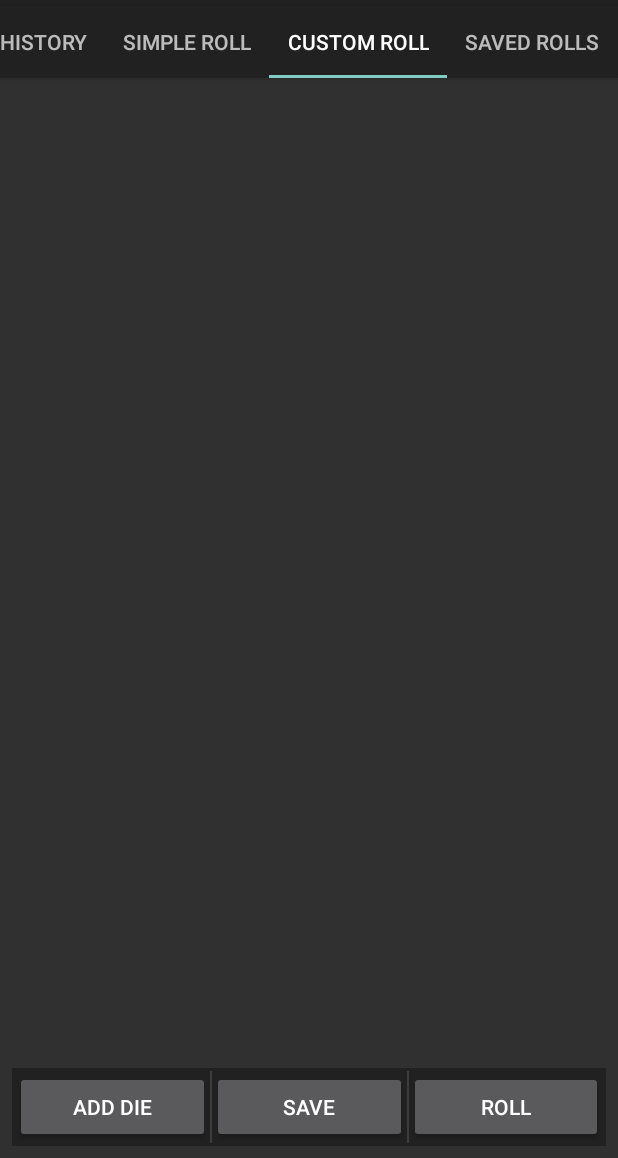
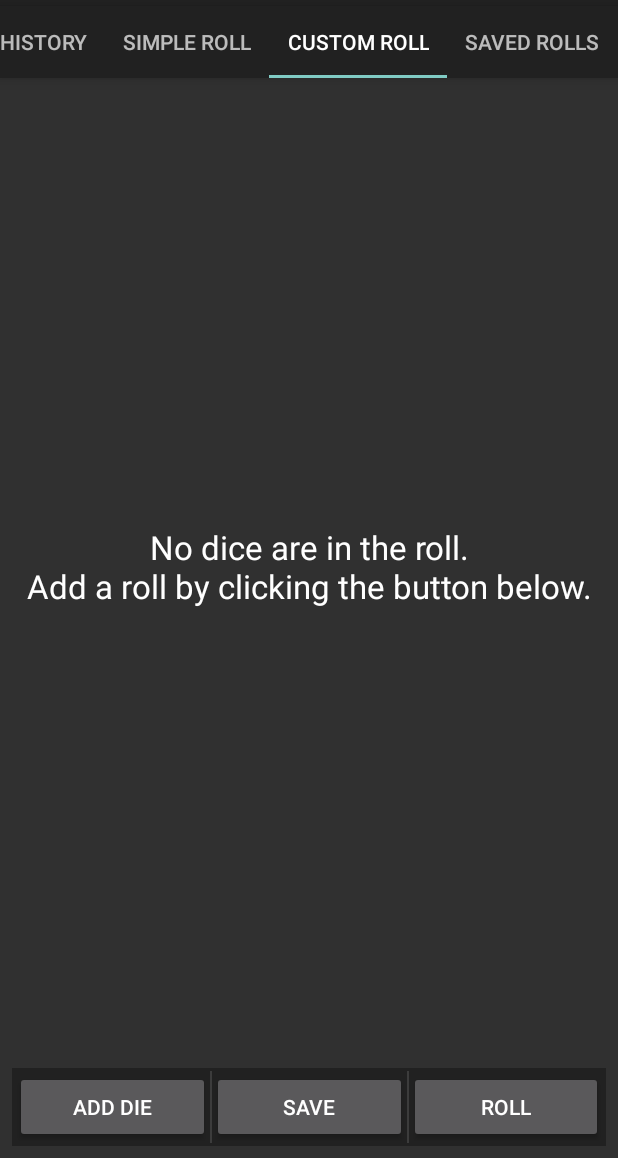
Before and after one commit to westonsfiala/CustomDiceRoller, an Android app: the screen it shows after launch (MainActivity), tab 3 chosen, on a phone screen of 412 x 824 dp, the part 78-1236 px from its top. Run offline under Robolectric (Android 15) with nearby library versions, the phone set to English and light mode, and no system bars; 9 statements that could not run were skipped.

Commit message:
Finished up the initial development of the new custom roll tab

```diff
--- a/app/src/main/java/com/fialasfiasco/customdiceroller/MainActivity.kt
+++ b/app/src/main/java/com/fialasfiasco/customdiceroller/MainActivity.kt
@@ -210,14 +210,9 @@ class MainActivity : AppCompatActivity() {
             resources.getBoolean(R.bool.dice_edit_enabled_default)
         ))
 
-        pageViewModel.setItemsInRowSimple(preferences.getString(
-            getString(R.string.items_per_row_simple_key),
-            resources.getInteger(R.integer.items_per_row_simple_default).toString()
-        )!!.toInt())
-
-        pageViewModel.setItemsInRowCustom(preferences.getString(
-            getString(R.string.items_per_row_custom_key),
-            resources.getInteger(R.integer.items_per_row_custom_default).toString()
+        pageViewModel.setItemsInRow(preferences.getString(
+            getString(R.string.items_per_row_preference_key),
+            resources.getInteger(R.integer.items_per_row_default).toString()
         )!!.toInt())
 
         super.onStart()
--- a/app/src/main/java/com/fialasfiasco/customdiceroller/data/PageViewModel.kt
+++ b/app/src/main/java/com/fialasfiasco/customdiceroller/data/PageViewModel.kt
@@ -240,7 +240,7 @@ class PageViewModel : ViewModel() {
 
     private val _itemsInRowSimple = MutableLiveData<Int>()
 
-    fun setItemsInRowSimple(type : Int)
+    fun setItemsInRow(type : Int)
     {
         _itemsInRowSimple.value = type
     }
@@ -253,23 +253,6 @@ class PageViewModel : ViewModel() {
         }
 
         return _itemsInRowSimple.value!!
-    }
-
-    private val _itemsInRowCustom = MutableLiveData<Int>()
-
-    fun setItemsInRowCustom(type : Int)
-    {
-        _itemsInRowCustom.value = type
-    }
-
-    fun getItemsInRowCustom() : Int
-    {
-        if(_itemsInRowCustom.value == null)
-        {
-            return 2
-        }
-
-        return _itemsInRowCustom.value!!
     }
 
     private val _soundEnabled = MutableLiveData<Boolean>()
@@ -650,6 +633,20 @@ class PageViewModel : ViewModel() {
         return _customDiePool.value!!.getDieAt(customDiePosition)
     }
 
+    fun moveCustomDieUp(customDiePosition: Int) : Boolean
+    {
+        ensureCustomDiePoolExists()
+
+        return _customDiePool.value!!.moveDieUp(customDiePosition)
+    }
+
+    fun moveCustomDieDown(customDiePosition: Int) : Boolean
+    {
+        ensureCustomDiePoolExists()
+
+        return _customDiePool.value!!.moveDieDown(customDiePosition)
+    }
+
     fun createRollFromCustomRollerState(rollName : String) : Roll
     {
         ensureCustomDiePoolExists()
@@ -735,6 +732,16 @@ class PageViewModel : ViewModel() {
     fun getAdvantageDisadvantageCustomDie(customDiePosition: Int) : Int {
         ensureCustomDiePoolExists()
         return _customDiePool.value!!.getRollPropertiesAt(customDiePosition).mAdvantageDisadvantage
+    }
+
+    fun setCustomDieDropHighLow(customDiePosition: Int, value : Int) {
+        ensureCustomDiePoolExists()
+        _customDiePool.value!!.getRollPropertiesAt(customDiePosition).mDropHighLow = value
+    }
+
+    fun getCustomDieDropHighLow(customDiePosition: Int) : Int {
+        ensureCustomDiePoolExists()
+        return _customDiePool.value!!.getRollPropertiesAt(customDiePosition).mDropHighLow
     }
 
     private val _savedRollPool = MutableLiveData<Array<Roll>>()
--- /dev/null
+++ b/app/src/main/res/drawable/ic_info.xml
@@ -0,0 +1,4 @@
+<vector android:height="48dp" android:viewportHeight="512"
+    android:viewportWidth="512" android:width="48dp" xmlns:android="http://schemas.android.com/apk/res/android">
+    <path android:fillAlpha="1" android:fillColor="#fff" android:pathData="M256,21C126.426,21 21,126.426 21,256s105.426,235 235,235 235,-105.426 235,-235S385.574,21 256,21zM256,57c110.118,0 199,88.882 199,199s-88.882,199 -199,199S57,366.118 57,256 145.882,57 256,57zM248.648,93.744c-8.227,0 -15.317,2.976 -21.27,8.928 -5.776,5.952 -8.665,12.955 -8.665,21.008 0,8.227 2.89,15.23 8.666,21.006 5.95,5.776 13.04,8.666 21.268,8.666 8.228,0 15.23,-2.89 21.006,-8.666 5.777,-5.777 8.666,-12.78 8.666,-21.006 0,-8.053 -2.976,-15.056 -8.927,-21.008 -5.777,-5.952 -12.692,-8.928 -20.745,-8.928zM185.891,176.197v28.096h46.215v186.13L185.89,390.423v27.833h140.22v-27.834h-45.69L280.42,176.197h-94.53z"/>
+</vector>
--- a/app/src/main/res/layout/fragment_custom_roll.xml
+++ b/app/src/main/res/layout/fragment_custom_roll.xml
@@ -5,6 +5,16 @@
                                                    android:layout_width="match_parent"
                                                    android:layout_height="match_parent"
                                                    android:id="@+id/customRollLayout">
+    <TextView
+            android:text="@string/no_die_in_roll"
+            android:layout_width="0dp"
+            android:layout_height="0dp" android:id="@+id/noDieInRollText"
+            app:layout_constraintStart_toStartOf="parent" app:layout_constraintTop_toTopOf="parent"
+            app:layout_constraintEnd_toEndOf="parent" android:layout_marginEnd="8dp"
+            android:layout_marginBottom="8dp" app:layout_constraintBottom_toTopOf="@+id/diceModLayout"
+            android:textAppearance="@style/TextAppearance.AppCompat.Large"
+            android:textColor="@android:color/background_light" android:gravity="center"
+            android:layout_marginStart="8dp"/>
     <androidx.recyclerview.widget.RecyclerView
             android:layout_width="0dp"
             android:layout_height="0dp"
@@ -27,11 +37,13 @@
             android:paddingTop="2dp" android:paddingRight="2dp" android:paddingBottom="2dp" android:paddingEnd="2dp"
             app:layout_constraintTop_toBottomOf="@+id/customRecycler"
             android:gravity="center" android:orientation="horizontal" android:baselineAligned="false"
-            android:divider="?attr/dividerHorizontal" android:showDividers="middle">
+            android:divider="?attr/dividerHorizontal" android:showDividers="middle"
+    >
         <Button
                 android:text="@string/add_die"
                 android:layout_width="match_parent"
-                android:layout_height="wrap_content" android:id="@+id/addDieButton" android:layout_weight="1"/>
+                android:layout_height="wrap_content" android:id="@+id/addDieButton" android:layout_weight="1"
+        />
         <Button
                 android:text="@string/save"
                 android:layout_width="match_parent"
--- a/app/src/main/res/values/defaults.xml
+++ b/app/src/main/res/values/defaults.xml
@@ -19,6 +19,5 @@
 
     <bool name="dice_edit_enabled_default">true</bool>
 
-    <integer name="items_per_row_simple_default">4</integer>
-    <integer name="items_per_row_custom_default">2</integer>
+    <integer name="items_per_row_default">4</integer>
 </resources>
--- a/app/src/main/res/values/strings.xml
+++ b/app/src/main/res/values/strings.xml
@@ -37,6 +37,7 @@
     <string name="increment_button">Increment Button</string>
     <string name="dice_roll_background">Dice Roll Background</string>
     <string name="dice_display_image">Dice Display Image</string>
+    <string name="no_thanks">No, Thanks</string>
 
     <string name="first_open_dialog_title">Welcome to the app!</string>
     <string name="first_open_dialog_text">"Thanks for checking out my app\n"
@@ -45,8 +46,8 @@
         "- Check out the settings in the top right for more features"
     </string>
 
-    <string name="no_saved_rolls">No saved rolls have been created.\n Go to the Custom Roll tab and save a roll for it to appear here.
-    </string>
+    <string name="no_saved_rolls">No saved rolls have been created.\nGo to the Custom Roll tab and save a roll for it to appear here.</string>
+    <string name="no_die_in_roll">No dice are in the roll.\nAdd a roll by clicking the button below.</string>
 
     <string name="rate_this_app">Rate this app</string>
     <string name="rate_this_app_dialog_text">If you enjoy using this app, please take a moment to rate it.\n\nThanks for
@@ -139,14 +140,6 @@
     <string name="saved_roll_pool_key">SavedRollPoolKey</string>
     <string name="saved_roll_pool_title">Saved Rolls Pool</string>
 
-    <!-- Items Per Row Preferences -->
-    <string name="items_per_row_simple_key">ItemsPerRowSimpleKey</string>
-    <string name="items_per_row_simple_title">Simple Roll</string>
-
-    <string name="items_per_row_custom_key">ItemsPerRowCustomKey</string>
-    <string name="items_per_row_custom_title">Custom Roll</string>
-    <string name="no_thanks">No, Thanks</string>
-
     <!-- New Dice Preferences -->
     <string name="possible_fate_die_encounter_key">PossibleFateDieEncounterKey</string>
     <string name="enable_disable_shake">Enable/Disable Shake</string>
```
Also changed, not shown: app/src/main/java/com/fialasfiasco/customdiceroller/custom_roller/CustomRollFragment.kt (+32 -5 lines), app/src/main/java/com/fialasfiasco/customdiceroller/custom_roller/CustomRollRecyclerViewAdapter.kt (+11 -2 lines), app/src/main/java/com/fialasfiasco/customdiceroller/dice/Roll.kt (+44 -1 lines), app/src/main/java/com/fialasfiasco/customdiceroller/settings/HeaderFragment.kt (+6 -13 lines), app/src/main/java/com/fialasfiasco/customdiceroller/settings/ItemsPerRowFragment.kt (deleted, +0 -43 lines), app/src/main/java/com/fialasfiasco/customdiceroller/settings/SettingsActivity.kt (+0 -11 lines), app/src/main/res/layout/fragment_saved_roll.xml (+5 -5 lines), app/src/main/res/values/arrays.xml (+2 -16 lines), app/src/main/res/drawable/ic_info.png (deleted), app/src/main/res/drawable/ic_settings_knobs.png (deleted), app/src/main/res/drawable/ic_speaker_off.png (deleted), 1 other file.
